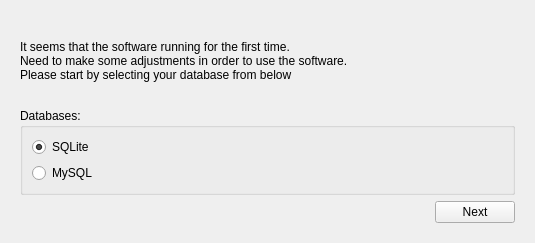
Old version of the form src/ui/dialogs.ui in the repository osmank3/bilge-katalog.
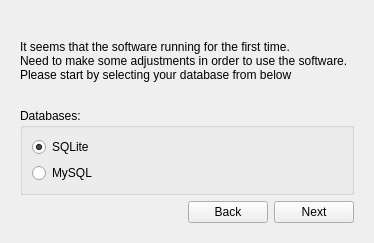
New version of the form. The open tabs and pages were chosen to show the change.

The edit to the form file:
```diff
--- a/src/ui/dialogs.ui
+++ b/src/ui/dialogs.ui
@@ -2,6 +2,14 @@
 <ui version="4.0">
  <class>Dialog</class>
  <widget class="QDialog" name="Dialog">
+  <property name="geometry">
+   <rect>
+    <x>0</x>
+    <y>0</y>
+    <width>374</width>
+    <height>240</height>
+   </rect>
+  </property>
   <property name="windowTitle">
    <string/>
   </property>
@@ -178,7 +186,7 @@
      </widget>
      <widget class="QWidget" name="confPage">
       <layout class="QGridLayout" name="gridLayout_7">
-       <item row="0" column="0" colspan="2">
+       <item row="0" column="0" colspan="3">
         <widget class="QLabel" name="label_14">
          <property name="text">
           <string>It seems that the software running for the first time.
@@ -190,7 +198,7 @@
          </property>
         </widget>
        </item>
-       <item row="1" column="0" colspan="2">
+       <item row="1" column="0" colspan="3">
         <widget class="QGroupBox" name="groupBox_2">
          <property name="title">
           <string>Databases:</string>
@@ -230,6 +238,16 @@
         </spacer>
        </item>
        <item row="2" column="1">
+        <widget class="QPushButton" name="cp_backButton">
+         <property name="visible">
+          <bool>false</bool>
+         </property>
+         <property name="text">
+          <string>Back</string>
+         </property>
+        </widget>
+       </item>
+       <item row="2" column="2">
         <widget class="QPushButton" name="cp_nextButton">
          <property name="text">
           <string>Next</string>
```
Left out of the diff: 22 changed lines with no effect on the pictures.
